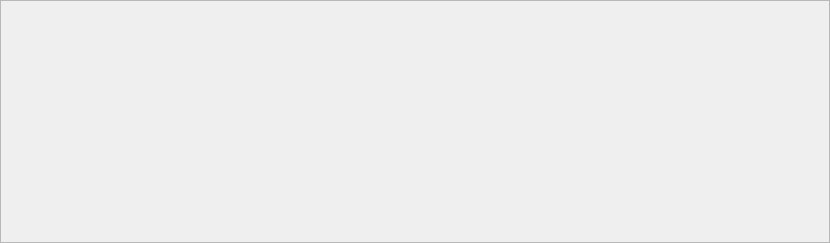
Old version of the form ui/remix.ui in the repository StarixWoS/ReMix.
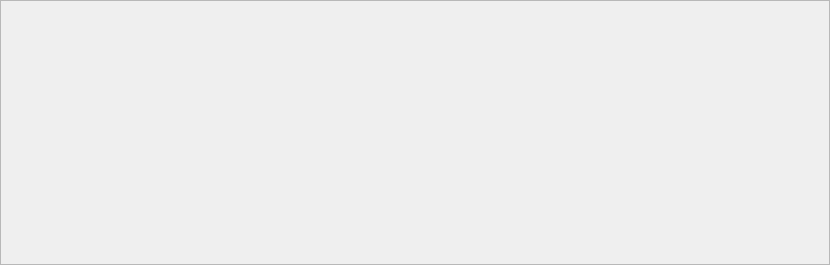
New version of the form.

Patch:
```diff
--- a/ui/remix.ui
+++ b/ui/remix.ui
@@ -7,13 +7,13 @@
     <x>0</x>
     <y>0</y>
     <width>830</width>
-    <height>243</height>
+    <height>265</height>
    </rect>
   </property>
   <property name="minimumSize">
    <size>
     <width>830</width>
-    <height>243</height>
+    <height>265</height>
    </size>
   </property>
   <property name="windowTitle">
```
